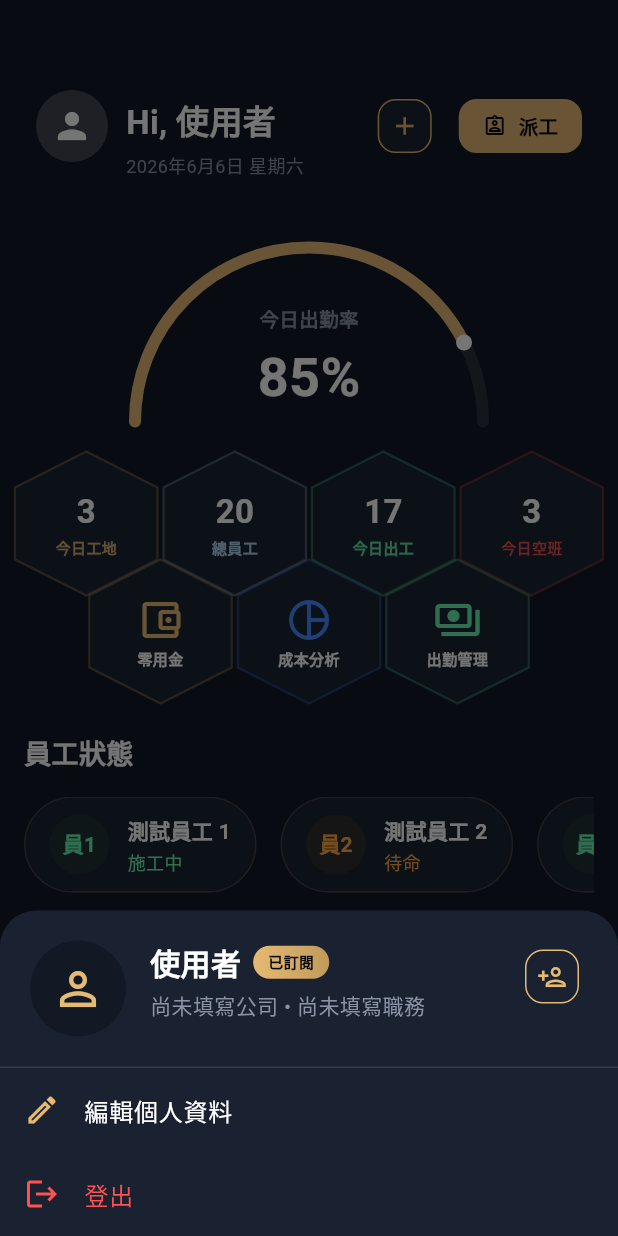
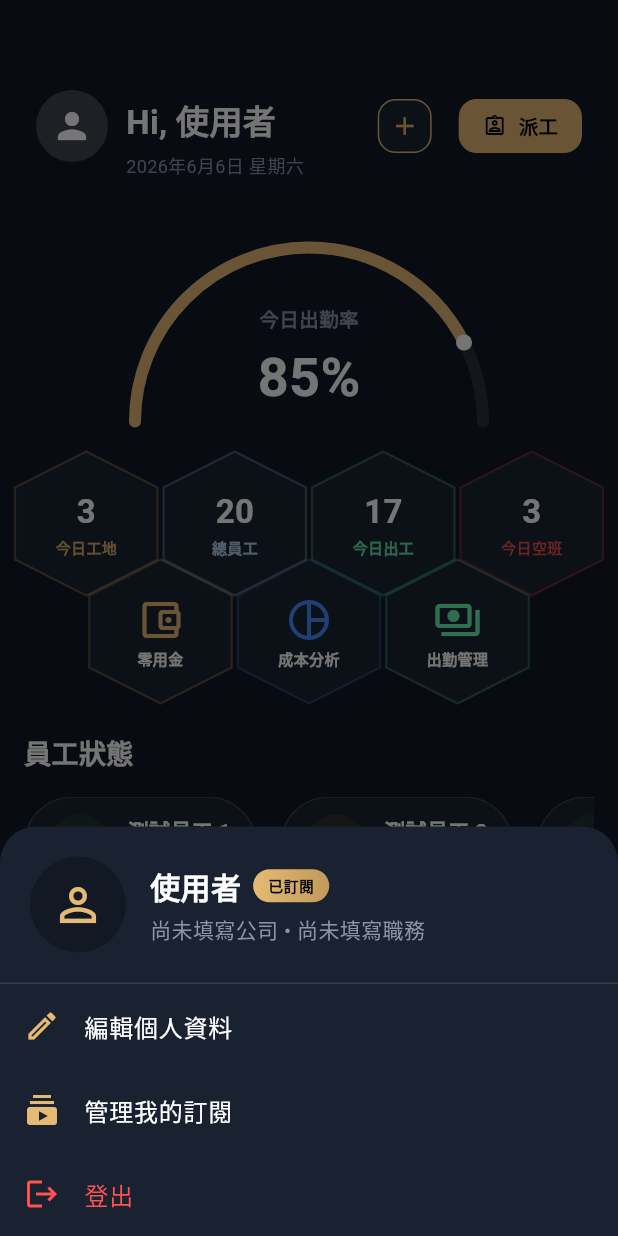
Before and after one commit to denny90131/EzManagementSystem, a Flutter app: the HomePage screen opened directly, after a tap on an icon or button, on a phone screen of 412 x 824 dp. Run offline on Flutter 3.47's test engine with Material 3 defaults, Android fonts, the phone set to English and light mode, and no system bars; our stand-ins replace font_awesome_flutter, image_picker, shared_preferences; accounts and stored records are empty; network calls fail.

Commit message:
登入＆註冊＆個人資料編輯功能-異常修正及物件封裝

```diff
--- a/lib/Views/Component/NavBar.dart
+++ b/lib/Views/Component/NavBar.dart
@@ -35,7 +35,10 @@ class _MainScreenState extends State<MainScreen> {
     return Scaffold(
       // extendBody 設為 true 是關鍵！這可以讓 body 延伸到底部導航欄的下方，使毛玻璃效果顯現
       extendBody: true,
-      body: _pages[_currentIndex],
+      body: IndexedStack(
+        index: _currentIndex,
+        children: _pages,
+      ),
       bottomNavigationBar: ClipRRect(
         // ClipRRect 防止模糊效果溢出到非導航欄的區域
         child: BackdropFilter(
--- a/lib/Views/Domain/Home/Component/settings_sheet.dart
+++ b/lib/Views/Domain/Home/Component/settings_sheet.dart
@@ -13,6 +13,7 @@ class SettingsBottomSheet extends StatelessWidget {
   final bool isProfileComplete;
   final Map<String, dynamic>? fullUserData;
   final BuildContext parentContext; // Context from HomePage to navigate from
+  final VoidCallback? onDataUpdated; // 回呼函數：當編輯完成返回時通知首頁更新資料
 
   const SettingsBottomSheet({
     super.key,
@@ -24,6 +25,7 @@ class SettingsBottomSheet extends StatelessWidget {
     required this.isProfileComplete,
     this.fullUserData,
     required this.parentContext,
+    this.onDataUpdated,
   });
 
   @override
@@ -89,18 +91,28 @@ class SettingsBottomSheet extends StatelessWidget {
                 ScaffoldMessenger.of(parentContext).showSnackBar(const SnackBar(content: Text('請完善您的個人資料！'), duration: Duration(seconds: 1))); // 顯示2秒
               }
               Navigator.pop(context); // Close the bottom sheet
-              Navigator.push(parentContext, MaterialPageRoute(builder: (ctx) => EditProfileScreen(userData: fullUserData)));
+              Navigator.push(parentContext, MaterialPageRoute(builder: (ctx) => EditProfileScreen(userData: fullUserData))).then((_) {
+                if (onDataUpdated != null) onDataUpdated!(); // 編輯完成返回後，觸發更新
+              });
             },
             trailing: !isProfileComplete ? const Icon(Icons.error, color: Colors.red, size: 20) : null,
           ),
+
+
           ListTile(
-            leading: const Icon(Icons.group_add_outlined, color: Color(0xFFE5BA73)),
-            title: const Text('邀請團隊人員', style: TextStyle(color: Colors.white)),
+            leading: const Icon(Icons.subscriptions, color: Color(0xFFE5BA73)),
+            title: const Text('管理我的訂閱', style: TextStyle(color: Colors.white)),
             onTap: () {
-              Navigator.pop(context); // Close the bottom sheet
-              ScaffoldMessenger.of(parentContext).showSnackBar(const SnackBar(content: Text('邀請團隊人員功能開發中')));
+              Navigator.pop(context); // 關閉底部選單
+              Navigator.push(parentContext, MaterialPageRoute(builder: (ctx) => EditProfileScreen(userData: fullUserData))).then((_) {
+                if (onDataUpdated != null) onDataUpdated!(); // 訂閱管理完成返回後，觸發更新
+              });
             },
+            trailing: !isProfileComplete ? const Icon(Icons.error, color: Colors.red, size: 20) : null,
           ),
+
+
+
           ListTile(
             leading: const Icon(Icons.logout, color: Colors.redAccent),
             title: const Text('登出', style: TextStyle(color: Colors.redAccent)),
--- a/lib/Views/Domain/Home/Setting/EditRegisterInfo.dart
+++ b/lib/Views/Domain/Home/Setting/EditRegisterInfo.dart
@@ -212,7 +212,7 @@ class _EditProfileScreenState extends State<EditProfileScreen> {
       if (!mounted) return;
 
       if (errorMessage == null) {
-        ScaffoldMessenger.of(context).showSnackBar(const SnackBar(content: Text('資料更新成功！')));
+        ScaffoldMessenger.of(context).showSnackBar(const SnackBar(content: Text('資料更新成功！'),duration: Duration(seconds: 1))); // 加上這一行，設定顯示時間為 2 秒));
         Navigator.pop(context); // 儲存成功後返回首頁
       } else {
         ScaffoldMessenger.of(context).showSnackBar(SnackBar(content: Text('更新失敗：$errorMessage')));
--- a/lib/Views/Domain/Home/home_page.dart
+++ b/lib/Views/Domain/Home/home_page.dart
@@ -3,8 +3,7 @@ import 'dart:math' as math;
 import 'package:flutter/material.dart';
 import 'package:shared_preferences/shared_preferences.dart';
 import '../../../Services/Authenticator/api_service.dart';
-import '../../Authenticator/Login.dart';
-import 'Setting/EditRegisterInfo.dart'; // 修正 EditRegisterInfo.dart 的引入路徑
+import '../../Domain/Home/Component/settings_sheet.dart'; // 引入獨立的底部選單元件
 
 class HomePage extends StatefulWidget {
   final Map<String, dynamic>? userData;
@@ -36,9 +35,15 @@ class _HomePageState extends State<HomePage> with SingleTickerProviderStateMixin
       _userCompany = widget.userData!['company'];
       _userPosition = widget.userData!['position'];
       _userPhone = widget.userData!['phoneNumber'];
-    } else {
-      _fetchData(); // 若無初始資料才向 API 請求
+
+      // 讀取登入時一併抓好的資料完整度狀態
+      if (widget.userData!['isProfileComplete'] != null) {
+        _isProfileComplete = widget.userData!['isProfileComplete'];
       }
+    }
+
+    // 無論有無傳入初始資料，都在背景執行一次以取得最新的「資料填寫進度狀態 (_isProfileComplete)」
+    _fetchData();
 
     // 初始化儀表板動畫 (從 0 跑到 85%)
     _animationController = AnimationController(
@@ -95,118 +100,16 @@ class _HomePageState extends State<HomePage> with SingleTickerProviderStateMixin
       backgroundColor: const Color(0xFF1A2232), // 卡片底色
       shape: const RoundedRectangleBorder(borderRadius: BorderRadius.vertical(top: Radius.circular(24))),
       builder: (BuildContext sheetContext) {
-        return SafeArea(
-          child: Wrap(
-            children: [
-              Padding(
-                padding: const EdgeInsets.all(20.0),
-                child: Row(
-                  crossAxisAlignment: CrossAxisAlignment.start,
-                  children: [
-                    CircleAvatar(
-                      radius: 32,
-                      backgroundColor: const Color(0xFF121824),
-                      backgroundImage: _userPictureBase64 != null && _userPictureBase64!.isNotEmpty
-                          ? MemoryImage(base64Decode(_userPictureBase64!))
-                          : null,
-                      child: _userPictureBase64 == null || _userPictureBase64!.isEmpty
-                          ? const Icon(Icons.person_outline, color: Color(0xFFE5BA73), size: 36)
-                          : null,
-                    ),
-                    const SizedBox(width: 16),
-                    Expanded(
-                      child: Column(
-                        crossAxisAlignment: CrossAxisAlignment.start,
-                        children: [
-                          Row(
-                            children: [
-                              Flexible(
-                                child: Text(_userName, style: const TextStyle(fontSize: 20, fontWeight: FontWeight.bold, color: Colors.white), overflow: TextOverflow.ellipsis),
-                              ),
-                              const SizedBox(width: 8),
-                              Container(
-                                padding: const EdgeInsets.symmetric(horizontal: 10, vertical: 4),
-                                decoration: BoxDecoration(
-                                  gradient: const LinearGradient(colors: [Color(0xFFE5BA73), Color(0xFFC19A5B)]),
-                                  borderRadius: BorderRadius.circular(16), // 膠囊形狀 (圓弧橫長體)
-                                ),
-                                child: const Text('已訂閱', style: TextStyle(fontSize: 10, fontWeight: FontWeight.bold, color: Colors.black)),
-                              ),
-                            ],
-                          ),
-                          const SizedBox(height: 4),
-                          Text(
-                            '${(_userCompany == null || _userCompany!.isEmpty || _userCompany == '.') ? '尚未填寫公司' : _userCompany} • '
-                            '${(_userPosition == null || _userPosition!.isEmpty || _userPosition == '.') ? '尚未填寫職務' : _userPosition}',
-                            style: const TextStyle(color: Color(0xFF8A94A6), fontSize: 14),
-                          ),
-                          if (_userPhone != null && _userPhone!.isNotEmpty) ...[
-                            const SizedBox(height: 2),
-                            Text(_userPhone!, style: const TextStyle(color: Color(0xFF8A94A6), fontSize: 13)),
-                          ]
-                        ],
-                      ),
-                    ),
-                    // 將邀請團隊按鈕放置於此，與名字平行靠右
-                    Tooltip(
-                      message: '邀請團隊人員',
-                      child: ElevatedButton(
-                        onPressed: () {
-                          Navigator.pop(sheetContext);
-                          ScaffoldMessenger.of(parentContext).showSnackBar(const SnackBar(content: Text('邀請團隊人員功能開發中')));
-                        },
-                        style: ElevatedButton.styleFrom(
-                          backgroundColor: const Color(0xFF1A2232), // 融入卡片底色
-                          side: const BorderSide(color: Color(0xFFE5BA73)),
-                          padding: EdgeInsets.zero,
-                          minimumSize: const Size(36, 36),
-                          shape: RoundedRectangleBorder(borderRadius: BorderRadius.circular(12)),
-                          elevation: 0,
-                        ),
-                        child: const Icon(Icons.person_add_outlined, size: 20, color: Color(0xFFE5BA73)),
-                      ),
-                    ),
-                  ],
-                ),
-              ),
-              const Divider(height: 1, color: Colors.white12),
-              ListTile(
-                leading: const Icon(Icons.edit_outlined, color: Color(0xFFE5BA73)),
-                title: const Text('編輯個人資料', style: TextStyle(color: Colors.white)),
-                onTap: () {
-                  // 點擊編輯個人資料時，如果資料不完整，可以顯示提示或直接導航
-                  if (!_isProfileComplete) {
-                    ScaffoldMessenger.of(parentContext).showSnackBar(const SnackBar(content: Text('請完善您的個人資料！')));
-                  }
-                  Navigator.pop(sheetContext);
-                  Navigator.push(parentContext, MaterialPageRoute(builder: (context) => EditProfileScreen(userData: _fullUserData))).then((_) {
-                    _fetchData(); // 當從編輯頁面返回時，立刻重新抓取最新資料以更新大頭貼
-                  });
-                },
-                trailing: !_isProfileComplete ? const Icon(Icons.error, color: Colors.red, size: 20) : null, // 直接在 trailing 顯示驚嘆號
-              ),
-              ListTile(
-                leading: const Icon(Icons.logout, color: Colors.redAccent),
-                title: const Text('登出', style: TextStyle(color: Colors.redAccent)),
-                onTap: () async {
-                  // 1. 先關閉底部選單，避免阻擋導航
-                  Navigator.pop(sheetContext);
-
-                  // 2. 登出時必須清除儲存的 user_id，避免下次開啟自動登入
-                  final prefs = await SharedPreferences.getInstance();
-                  await prefs.remove('user_id');
-
-                  // 3. 返回登入畫面
-                  if (!parentContext.mounted) return;
-                  Navigator.pushAndRemoveUntil(
-                    parentContext,
-                    MaterialPageRoute(builder: (context) => const LoginScreen()),
-                    (route) => false,
-                  );
-                },
-              ), // 移除原有的 Positioned 元件
-            ],
-          ),
+        return SettingsBottomSheet(
+          userName: _userName,
+          userPictureBase64: _userPictureBase64,
+          userCompany: _userCompany,
+          userPosition: _userPosition,
+          userPhone: _userPhone,
+          isProfileComplete: _isProfileComplete,
+          fullUserData: _fullUserData,
+          parentContext: parentContext,
+          onDataUpdated: _fetchData, // 傳入重新抓取資料的函式，當從編輯頁面返回時會觸發更新大頭貼
         );
       },
     );
@@ -615,6 +518,8 @@ class _HomePageState extends State<HomePage> with SingleTickerProviderStateMixin
                     children: [
                       Column(
                         children: [
+                          Stack(
+                            children: [
                               CircleAvatar(
                                 radius: 24,
                                 backgroundColor: Colors.white.withOpacity(0.2),
@@ -624,6 +529,15 @@ class _HomePageState extends State<HomePage> with SingleTickerProviderStateMixin
                                 child: _userPictureBase64 == null || _userPictureBase64!.isEmpty
                                     ? const Icon(Icons.person, color: Colors.white, size: 28)
                                     : null,
+                              ),
+                              // 讓首頁的大頭貼也能直接顯示紅色驚嘆號提示
+                              if (!_isProfileComplete)
+                                const Positioned(
+                                  right: -2,
+                                  bottom: 0,
+                                  child: Icon(Icons.error, color: Colors.redAccent, size: 18),
+                                ),
+                            ],
                           ),
                         ],
                       ),
--- a/lib/Views/Domain/petty_cash_page.dart
+++ b/lib/Views/Domain/petty_cash_page.dart
@@ -109,6 +109,7 @@ class PettyCashPage extends StatelessWidget {
         ],
       ),
       floatingActionButton: FloatingActionButton(
+        heroTag: 'petty_cash_fab_tag', // 給予獨立的 heroTag 避免衝突
         onPressed: () {},
         backgroundColor: const Color(0xFFE5BA73), // 琥珀金
         child: const Icon(Icons.add, color: Colors.black),
--- a/lib/Views/Domain/report_page.dart
+++ b/lib/Views/Domain/report_page.dart
@@ -116,6 +116,7 @@ class ReportPage extends StatelessWidget {
         ],
       ),
       floatingActionButton: FloatingActionButton.extended(
+        heroTag: 'report_fab_tag', // 給予獨立的 heroTag 避免衝突
         onPressed: () {},
         backgroundColor: const Color(0xFFE5BA73), // 琥珀金
         icon: const Icon(Icons.add_a_photo_outlined, color: Colors.black),
```
Also changed, not shown: lib/Views/Authenticator/Login.dart (+38 -8 lines), lib/Views/Component/settings_bottom_sheet.dart (deleted, +0 -139 lines). Lines whose indentation alone changed are shown as unchanged.
